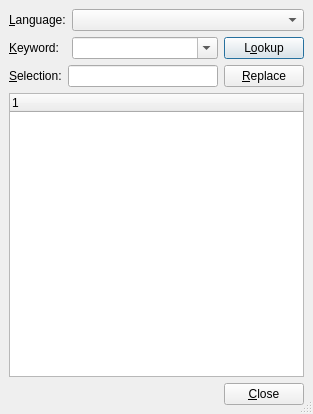
Qt form src/frontends/qt4/ui/ThesaurusUi.ui (cburschka/lyx) before a commit.
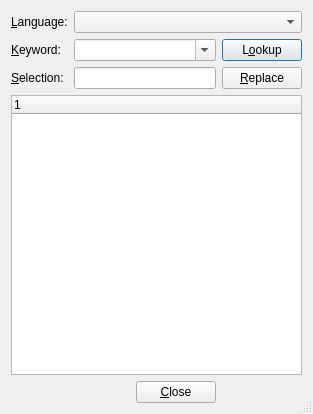
The same form after that commit.

```diff
--- a/src/frontends/qt4/ui/ThesaurusUi.ui
+++ b/src/frontends/qt4/ui/ThesaurusUi.ui
@@ -15,39 +15,40 @@
   <property name="sizeGripEnabled" >
    <bool>true</bool>
   </property>
-  <layout class="QGridLayout" >
-   <property name="margin" >
-    <number>9</number>
-   </property>
-   <property name="spacing" >
-    <number>6</number>
-   </property>
-   <item row="0" column="1" colspan="2" >
-    <widget class="QComboBox" name="languageCO" >
-     <property name="sizePolicy" >
-      <sizepolicy>
-       <hsizetype>3</hsizetype>
-       <vsizetype>0</vsizetype>
-       <horstretch>0</horstretch>
-       <verstretch>0</verstretch>
-      </sizepolicy>
+  <layout class="QGridLayout" name="gridLayout">
+   <item row="0" column="0">
+    <widget class="QLabel" name="languageLA">
+     <property name="text">
+      <string>&amp;Language:</string>
      </property>
-     <property name="toolTip" >
+     <property name="buddy">
+      <cstring>languageCO</cstring>
+     </property>
+    </widget>
+   </item>
+   <item row="0" column="1" colspan="2">
+    <widget class="QComboBox" name="languageCO">
+     <property name="toolTip">
       <string>Language of the thesaurus</string>
      </property>
     </widget>
    </item>
-   <item row="1" column="1" >
-    <widget class="QComboBox" name="entryCO" >
-     <property name="sizePolicy" >
-      <sizepolicy>
-       <hsizetype>3</hsizetype>
-       <vsizetype>0</vsizetype>
-       <horstretch>0</horstretch>
-       <verstretch>0</verstretch>
-      </sizepolicy>
+   <item row="1" column="0">
+    <widget class="QLabel" name="entryLA">
+     <property name="toolTip">
+      <string>Index entry</string>
      </property>
-     <property name="toolTip" >
+     <property name="text">
+      <string>&amp;Keyword:</string>
+     </property>
+     <property name="buddy">
+      <cstring>entryCO</cstring>
+     </property>
+    </widget>
+   </item>
+   <item row="1" column="1">
+    <widget class="QComboBox" name="entryCO">
+     <property name="toolTip">
       <string>Word to look up</string>
      </property>
      <property name="editable" >
@@ -55,9 +56,9 @@
      </property>
     </widget>
    </item>
-   <item row="1" column="2" >
-    <widget class="QPushButton" name="lookupPB" >
-     <property name="toolTip" >
+   <item row="1" column="2">
+    <widget class="QPushButton" name="lookupPB">
+     <property name="toolTip">
       <string/>
      </property>
      <property name="text" >
@@ -65,61 +66,56 @@
      </property>
     </widget>
    </item>
-   <item row="3" column="0" colspan="3" >
-    <widget class="QTreeWidget" name="meaningsTV" >
-     <property name="toolTip" >
+   <item row="2" column="0">
+    <widget class="QLabel" name="selectionLA">
+     <property name="toolTip">
+      <string>The selected entry</string>
+     </property>
+     <property name="text">
+      <string>&amp;Selection:</string>
+     </property>
+     <property name="buddy">
+      <cstring>replaceED</cstring>
+     </property>
+    </widget>
+   </item>
+   <item row="2" column="1">
+    <widget class="QLineEdit" name="replaceED">
+     <property name="toolTip">
+      <string>The selected entry</string>
+     </property>
+    </widget>
+   </item>
+   <item row="2" column="2">
+    <widget class="QPushButton" name="replacePB">
+     <property name="toolTip">
+      <string>Replace the entry with the selection</string>
+     </property>
+     <property name="text">
+      <string>&amp;Replace</string>
+     </property>
+    </widget>
+   </item>
+   <item row="3" column="0" colspan="3">
+    <widget class="QTreeWidget" name="meaningsTV">
+     <property name="toolTip">
       <string>Click to select a proposal, double click to look it up.</string>
      </property>
+     <column>
+      <property name="text">
+       <string notr="true">1</string>
+      </property>
+     </column>
     </widget>
    </item>
-   <item row="2" column="0" colspan="3" >
-    <layout class="QHBoxLayout" >
-     <property name="margin" >
-      <number>0</number>
-     </property>
-     <property name="spacing" >
+   <item row="4" column="0" colspan="2">
+    <layout class="QHBoxLayout">
+     <property name="spacing">
       <number>6</number>
      </property>
-     <item>
-      <widget class="QLabel" name="selectionLA" >
-       <property name="toolTip" >
-        <string>The selected entry</string>
-       </property>
-       <property name="text" >
-        <string>&amp;Selection:</string>
-       </property>
-       <property name="buddy" >
-        <cstring>replaceED</cstring>
-       </property>
-      </widget>
-     </item>
-     <item>
-      <widget class="QLineEdit" name="replaceED" >
-       <property name="toolTip" >
-        <string>The selected entry</string>
-       </property>
-      </widget>
-     </item>
-     <item>
-      <widget class="QPushButton" name="replacePB" >
-       <property name="toolTip" >
-        <string>Replace the entry with the selection</string>
-       </property>
-       <property name="text" >
-        <string>&amp;Replace</string>
-       </property>
-      </widget>
-     </item>
-    </layout>
-   </item>
-   <item row="4" column="0" colspan="3" >
-    <layout class="QHBoxLayout" >
-     <property name="margin" >
+     <property name="margin">
       <number>0</number>
      </property>
-     <property name="spacing" >
-      <number>6</number>
-     </property>
      <item>
       <spacer>
        <property name="orientation" >
@@ -137,37 +133,14 @@
       </spacer>
      </item>
      <item>
-      <widget class="QPushButton" name="closePB" >
-       <property name="text" >
+      <widget class="QPushButton" name="closePB">
+       <property name="text">
         <string>&amp;Close</string>
        </property>
       </widget>
      </item>
     </layout>
    </item>
-   <item row="0" column="0" >
-    <widget class="QLabel" name="languageLA" >
-     <property name="text" >
-      <string>&amp;Language:</string>
-     </property>
-     <property name="buddy" >
-      <cstring>languageCO</cstring>
-     </property>
-    </widget>
-   </item>
-   <item row="1" column="0" >
-    <widget class="QLabel" name="entryLA" >
-     <property name="toolTip" >
-      <string>Index entry</string>
-     </property>
-     <property name="text" >
-      <string>&amp;Keyword:</string>
-     </property>
-     <property name="buddy" >
-      <cstring>entryCO</cstring>
-     </property>
-    </widget>
-   </item>
   </layout>
  </widget>
  <tabstops>
```
Left out of the diff: 22 changed lines with no effect on the pictures.
